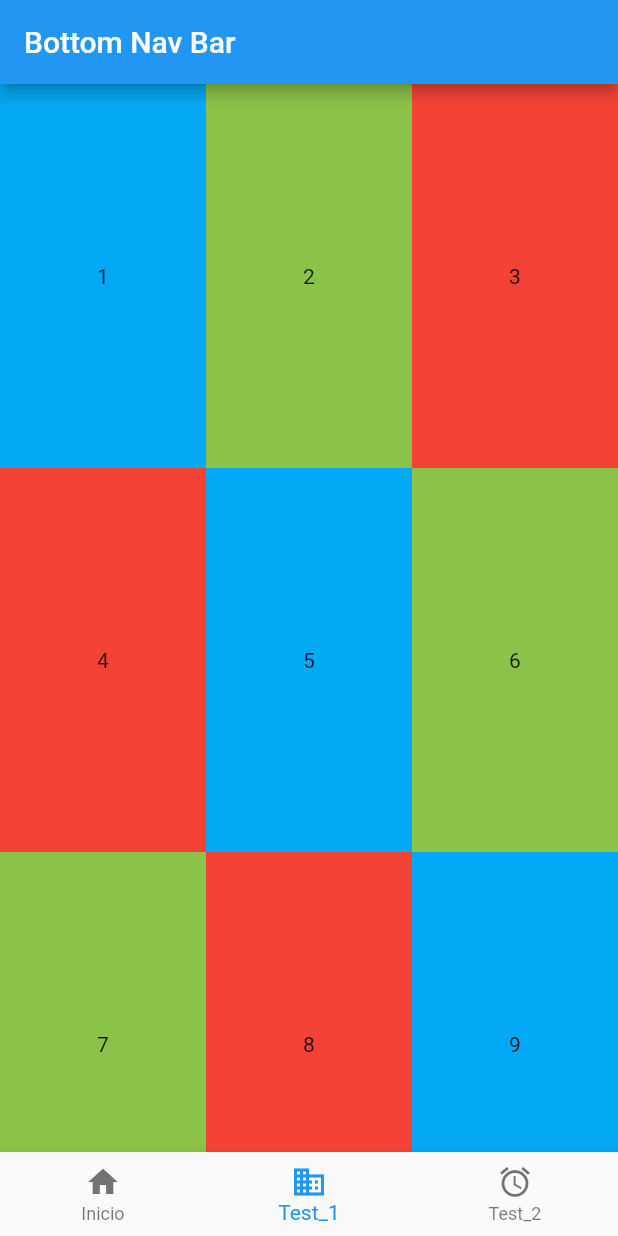
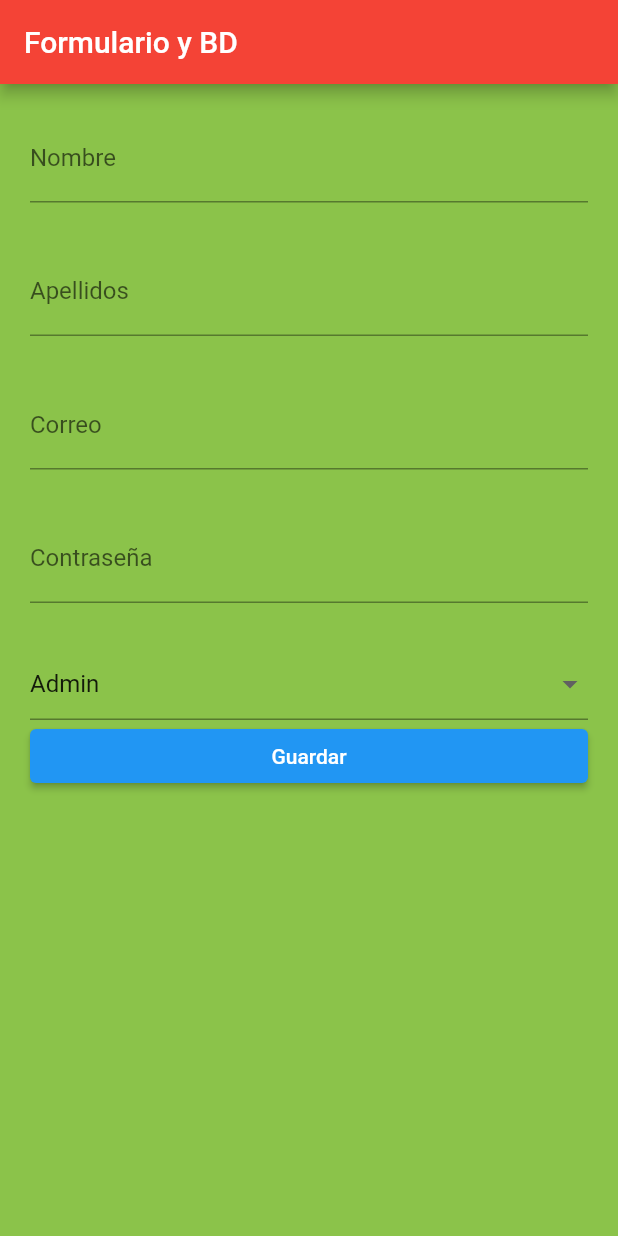
Before and after one commit to asanchezzdam1/22-23_PMDM_Flutter, a Flutter app: the screen it shows after launch, on a phone screen of 412 x 824 dp. Run offline on Flutter 3.47's test engine with Material 2 defaults, Android fonts, the phone set to English and light mode, and no system bars; our stand-ins replace sqflite; accounts and stored records are empty.

Commit message:
Base para trabajar con Formulario y BBDD

```diff
--- /dev/null
+++ b/eco_sharing/lib/Models/user_model.dart
@@ -0,0 +1,39 @@
+import 'dart:convert';
+
+UserModel scanModelFromJson(String str) => UserModel.fromJson(json.decode(str));
+String scanModelToJson(UserModel data) => json.encode(data.toJson());
+
+class UserModel {
+  UserModel(
+      {this.id,
+      required this.nombre,
+      required this.apellidos,
+      required this.email,
+      required this.contrasena,
+      required this.tipo});
+
+  int? id;
+  String nombre;
+  String apellidos;
+  String email;
+  String contrasena;
+  String tipo;
+
+  factory UserModel.fromJson(Map<String, dynamic> json) => UserModel(
+        id: json["id"],
+        nombre: json["nombre"],
+        apellidos: json["apellidos"],
+        email: json["email"],
+        contrasena: json["contrasena"],
+        tipo: json["tipo"],
+      );
+
+  Map<String, dynamic> toJson() => {
+        "id": id,
+        "nombre": nombre,
+        "apellidos": apellidos,
+        "email": email,
+        "contrasena": contrasena,
+        "tipo": tipo
+      };
+}
--- /dev/null
+++ b/eco_sharing/lib/Screens/10_form_db_screen.dart
@@ -0,0 +1,93 @@
+import 'package:eco_sharing/Widgets/custom_input_field.dart';
+import 'package:flutter/material.dart';
+
+class FormDBScreen extends StatelessWidget {
+  const FormDBScreen({super.key});
+
+  @override
+  Widget build(BuildContext context) {
+    final GlobalKey<FormState> formKey = GlobalKey<FormState>();
+
+    final Map<String, String> datosForm = {
+      'nombre': '',
+      'apellidos': '',
+      'email': '',
+      'contraseña': '',
+      'rol': ''
+    };
+
+    return Scaffold(
+        appBar: AppBar(
+          title: const Text('Formulario y BD'),
+        ),
+        body: SingleChildScrollView(
+          child: Padding(
+            padding: const EdgeInsets.all(20),
+            child: Form(
+              key: formKey,
+              child: Column(
+                children: [
+                  CustomInputField(
+                      labelText: 'Nombre',
+                      hintText: 'Nombre del usuario',
+                      formProperty: 'nombre',
+                      formValues: datosForm),
+                  const SizedBox(height: 30),
+                  CustomInputField(
+                      labelText: 'Apellidos',
+                      hintText: 'Apellidos del usuario',
+                      formProperty: 'apellidos',
+                      formValues: datosForm),
+                  const SizedBox(height: 30),
+                  CustomInputField(
+                      labelText: 'Correo',
+                      hintText: 'Correo del usuario',
+                      keyboardType: TextInputType.emailAddress,
+                      formProperty: 'email',
+                      formValues: datosForm),
+                  const SizedBox(height: 30),
+                  CustomInputField(
+                      labelText: 'Contraseña',
+                      hintText: 'Contraseña del usuario',
+                      obscureText: true,
+                      formProperty: 'contraseña',
+                      formValues: datosForm),
+                  const SizedBox(height: 30),
+                  DropdownButtonFormField<String>(
+                      value: 'Admin',
+                      items: const [
+                        DropdownMenuItem(value: 'Admin', child: Text('Admin')),
+                        DropdownMenuItem(
+                            value: 'Superuser', child: Text('Superuser')),
+                        DropdownMenuItem(
+                            value: 'Developer', child: Text('Developer')),
+                        DropdownMenuItem(
+                            value: 'Jr. Developer',
+                            child: Text('Jr. Developer')),
+                      ],
+                      onChanged: (value) {
+                        datosForm['rol'] = value ?? 'Admin';
+                      }),
+                  ElevatedButton(
+                    child: const SizedBox(
+                        width: double.infinity,
+                        child: Center(child: Text('Guardar'))),
+                    onPressed: () {
+                      FocusScope.of(context).requestFocus(FocusNode());
+
+                      if (!formKey.currentState!.validate()) {
+                        print('Formulario no válido');
+                        return;
+                      }
+
+                      //* imprimir valores del formulario
+                      print(datosForm);
+                    },
+                  )
+                ],
+              ),
+            ),
+          ),
+        ));
+  }
+}
--- a/eco_sharing/lib/Screens/1_counter_stateless_screen.dart
+++ b/eco_sharing/lib/Screens/1_counter_stateless_screen.dart
@@ -1,3 +1,4 @@
+import 'package:eco_sharing/Themes/light_theme.dart';
 import 'package:flutter/material.dart';
 
 class CounterStatelessScreen extends StatelessWidget {
@@ -21,9 +22,12 @@ class CounterStatelessScreen extends StatelessWidget {
     ));
 
     return Scaffold(
-        backgroundColor: Colors.indigo,
+        appBar: AppBar(
+          title: const Text('Ejemplo'),
+        ),
         body: miElementoCentrado,
         floatingActionButton: FloatingActionButton(
+          backgroundColor: CustomLightTheme.primary,
           onPressed: (() {
             counter++;
             print('Hola mundo');
--- a/eco_sharing/lib/Screens/6_bottom_nav_screen.dart
+++ b/eco_sharing/lib/Screens/6_bottom_nav_screen.dart
@@ -1,6 +1,5 @@
 import 'package:eco_sharing/Screens/2_counter_stateful_screen.dart';
 import 'package:eco_sharing/Screens/3_row_col_MQ_screen.dart';
-import 'package:eco_sharing/Screens/4_page_view_screen.dart';
 import 'package:flutter/material.dart';
 
 class BottomNavScreen extends StatefulWidget {
--- /dev/null
+++ b/eco_sharing/lib/Themes/light_theme.dart
@@ -0,0 +1,10 @@
+import 'package:flutter/material.dart';
+
+class CustomLightTheme {
+  static const Color primary = Colors.red;
+  static const Color secondary = Colors.lightGreen;
+
+  static final ThemeData themeData = ThemeData.light().copyWith(
+      appBarTheme: const AppBarTheme(backgroundColor: primary),
+      scaffoldBackgroundColor: secondary);
+}
--- /dev/null
+++ b/eco_sharing/lib/Widgets/custom_input_field.dart
@@ -0,0 +1,51 @@
+import 'package:flutter/material.dart';
+
+class CustomInputField extends StatelessWidget {
+  final String? hintText;
+  final String? labelText;
+  final String? helperText;
+  final IconData? icon;
+  final IconData? suffixIcon;
+  final TextInputType? keyboardType;
+  final bool obscureText;
+
+  final String formProperty;
+  final Map<String, String> formValues;
+
+  const CustomInputField({
+    Key? key,
+    this.hintText,
+    this.labelText,
+    this.helperText,
+    this.icon,
+    this.suffixIcon,
+    this.keyboardType,
+    this.obscureText = false,
+    required this.formProperty,
+    required this.formValues,
+  }) : super(key: key);
+
+  @override
+  Widget build(BuildContext context) {
+    return TextFormField(
+        autofocus: false,
+        initialValue: '',
+        textCapitalization: TextCapitalization.words,
+        keyboardType: keyboardType,
+        obscureText: obscureText,
+        onChanged: (value) => formValues[formProperty] = value,
+        validator: (value) {
+          if (value == null) return 'Este campo es requerido';
+          return value.length < 3 ? 'Mínimo de 3 letras' : null;
+        },
+        autovalidateMode: AutovalidateMode.onUserInteraction,
+        decoration: InputDecoration(
+          hintText: hintText,
+          labelText: labelText,
+          helperText: helperText,
+          // prefixIcon: Icon( Icons.verified_user_outlined ),
+          suffixIcon: suffixIcon == null ? null : Icon(suffixIcon),
+          icon: icon == null ? null : Icon(icon),
+        ));
+  }
+}
--- a/eco_sharing/lib/main.dart
+++ b/eco_sharing/lib/main.dart
@@ -1,4 +1,5 @@
-import 'package:eco_sharing/Screens/6_bottom_nav_screen.dart';
+import 'package:eco_sharing/Screens/10_form_db_screen.dart';
+import 'package:eco_sharing/Themes/light_theme.dart';
 import 'package:flutter/material.dart';
 
 void main() {
@@ -10,9 +11,10 @@ class EcoSharing extends StatelessWidget {
 
   @override
   Widget build(BuildContext context) {
-    return const MaterialApp(
+    return MaterialApp(
       debugShowCheckedModeBanner: false,
-      home: BottomNavScreen(),
+      home: FormDBScreen(),
+      theme: CustomLightTheme.themeData,
     );
   }
 }
```
Also changed, not shown: eco_sharing/lib/Providers/db_provider.dart (added, +106 -0 lines), eco_sharing/lib/Screens/7_bottom_nav_page_view_screen.dart (added, +90 -0 lines), eco_sharing/lib/Screens/8_snippet_screen.dart (added, +25 -0 lines), eco_sharing/assets/ninja.png (added), 1 other file.
